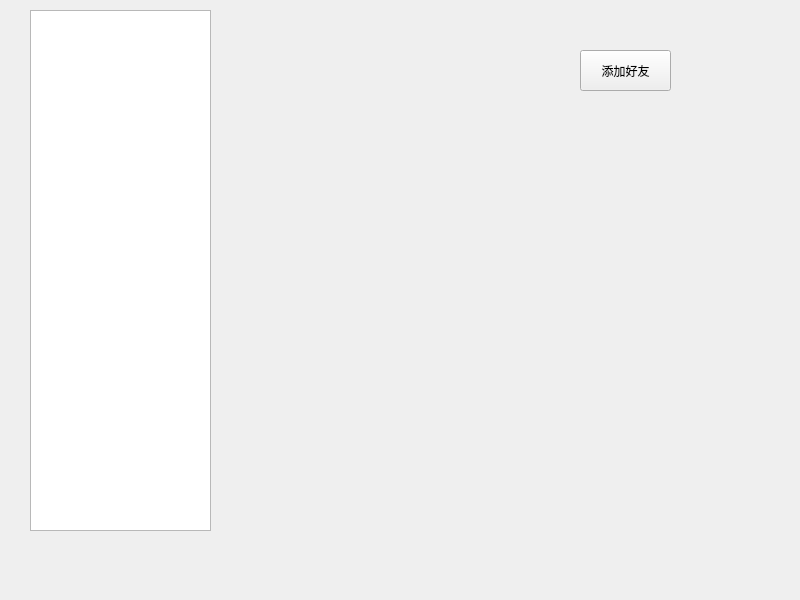
Before: the Qt Designer form contacts.ui in bobyasasas/ProjectChat, drawn with Qt 5.
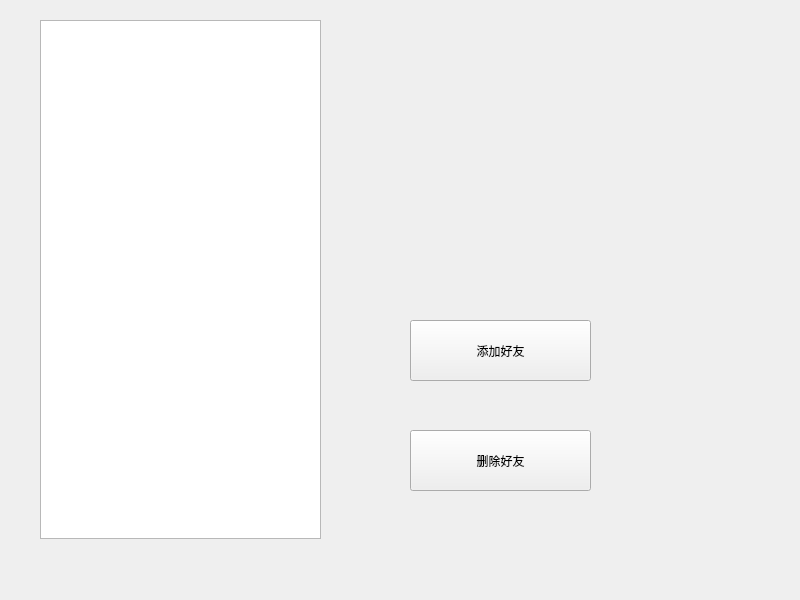
After: the same form once the commit is applied. Custom widgets are drawn as their Qt base class.

What changed in the file:
```diff
--- a/contacts.ui
+++ b/contacts.ui
@@ -16,19 +16,32 @@
   <widget class="QWidget" name="widget" native="true">
    <property name="geometry">
     <rect>
-     <x>230</x>
-     <y>10</y>
-     <width>521</width>
+     <x>250</x>
+     <y>100</y>
+     <width>501</width>
      <height>431</height>
     </rect>
    </property>
+   <widget class="PushButton" name="pushButton_del_contact">
+    <property name="geometry">
+     <rect>
+      <x>160</x>
+      <y>330</y>
+      <width>181</width>
+      <height>61</height>
+     </rect>
+    </property>
+    <property name="text">
+     <string>删除好友</string>
+    </property>
+   </widget>
    <widget class="PushButton" name="pushButton_add_contact">
     <property name="geometry">
      <rect>
-      <x>350</x>
-      <y>40</y>
-      <width>91</width>
-      <height>41</height>
+      <x>160</x>
+      <y>220</y>
+      <width>181</width>
+      <height>61</height>
      </rect>
     </property>
     <property name="text">
@@ -36,26 +49,18 @@
     </property>
    </widget>
   </widget>
-  <widget class="QWidget" name="layoutWidget">
+  <widget class="ListWidget" name="listWidget">
    <property name="geometry">
     <rect>
-     <x>30</x>
-     <y>10</y>
-     <width>181</width>
-     <height>521</height>
+     <x>40</x>
+     <y>20</y>
+     <width>281</width>
+     <height>519</height>
     </rect>
    </property>
-   <layout class="QHBoxLayout" name="horizontalLayout">
-    <item>
-     <widget class="ListWidget" name="listWidget">
-      <property name="styleSheet">
-       <string notr="true">listWidget{
-	background-color: rgb(238, 238, 238);
-}</string>
-      </property>
-     </widget>
-    </item>
-   </layout>
+   <property name="styleSheet">
+    <string notr="true"/>
+   </property>
   </widget>
  </widget>
  <customwidgets>
```
